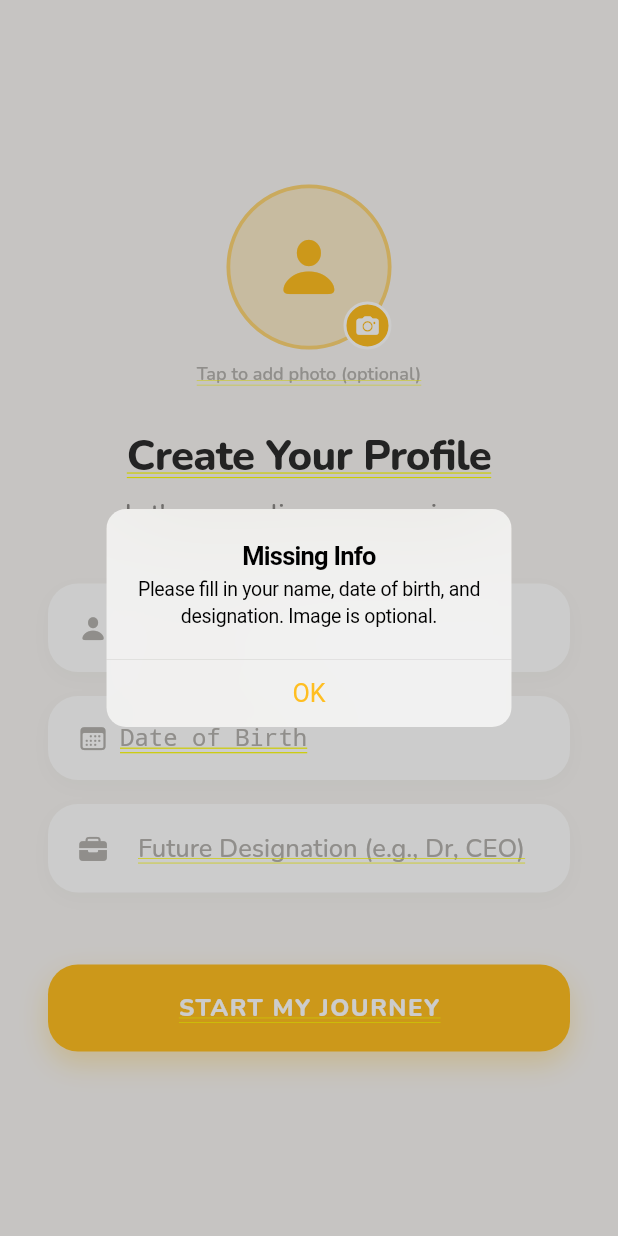
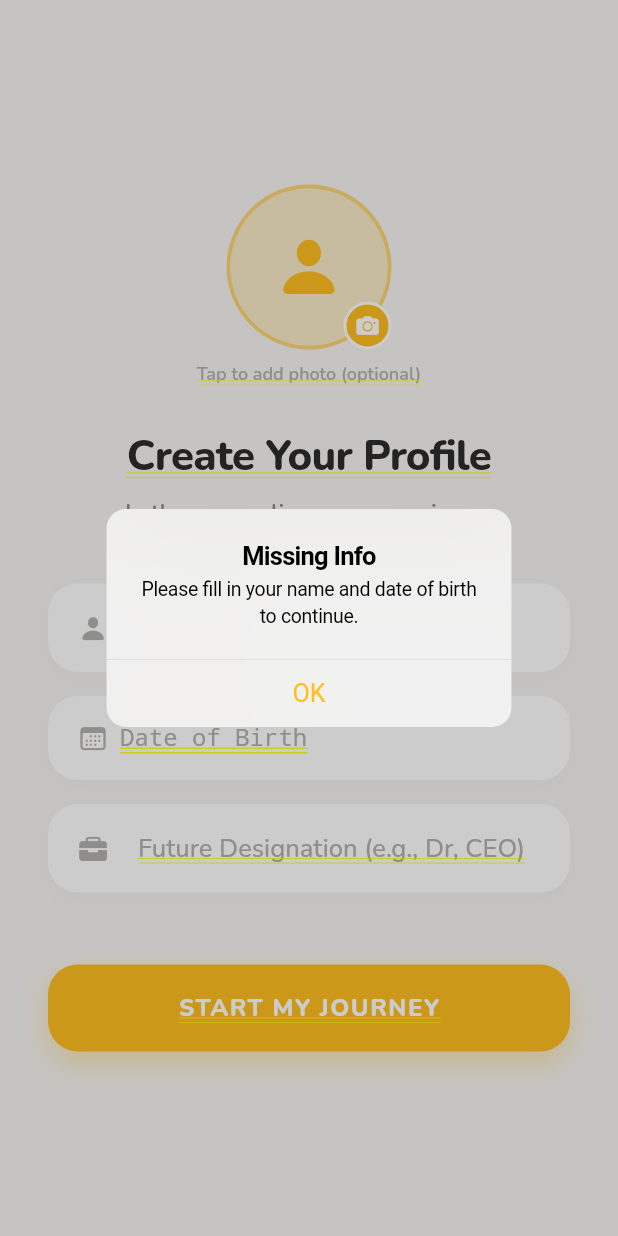
Before and after one commit to 123yptb/daily-routine, a Flutter app: the screen it shows after launch, after a tap on "START MY JOURNEY", on a phone screen of 412 x 824 dp. Run offline on Flutter 3.47's test engine with Material 3 defaults, Android fonts, the phone set to English and light mode, and no system bars; our stand-ins replace confetti, fl_chart, flutter_animate, flutter_local_notifications, flutter_rating_bar, flutter_riverpod and 6 more; accounts and stored records are empty.

Commit message:
Logic Fix: Optimized Setup flow and refined task/habit brains

```diff
--- a/lib/screens/profile_setup_screen.dart
+++ b/lib/screens/profile_setup_screen.dart
@@ -31,14 +31,13 @@ class _ProfileSetupScreenState extends ConsumerState<ProfileSetupScreen> {
 
   void _submit() {
     if (_nameCtrl.text.trim().isEmpty ||
-        _selectedDOB == null ||
-        _designationCtrl.text.trim().isEmpty) {
+        _selectedDOB == null) {
       showCupertinoDialog(
         context: context,
         builder: (context) => CupertinoAlertDialog(
           title: const Text('Missing Info'),
           content: const Text(
-              'Please fill in your name, date of birth, and designation. Image is optional.'),
+              'Please fill in your name and date of birth to continue.'),
           actions: [
             CupertinoDialogAction(
               child: const Text('OK'),
```
